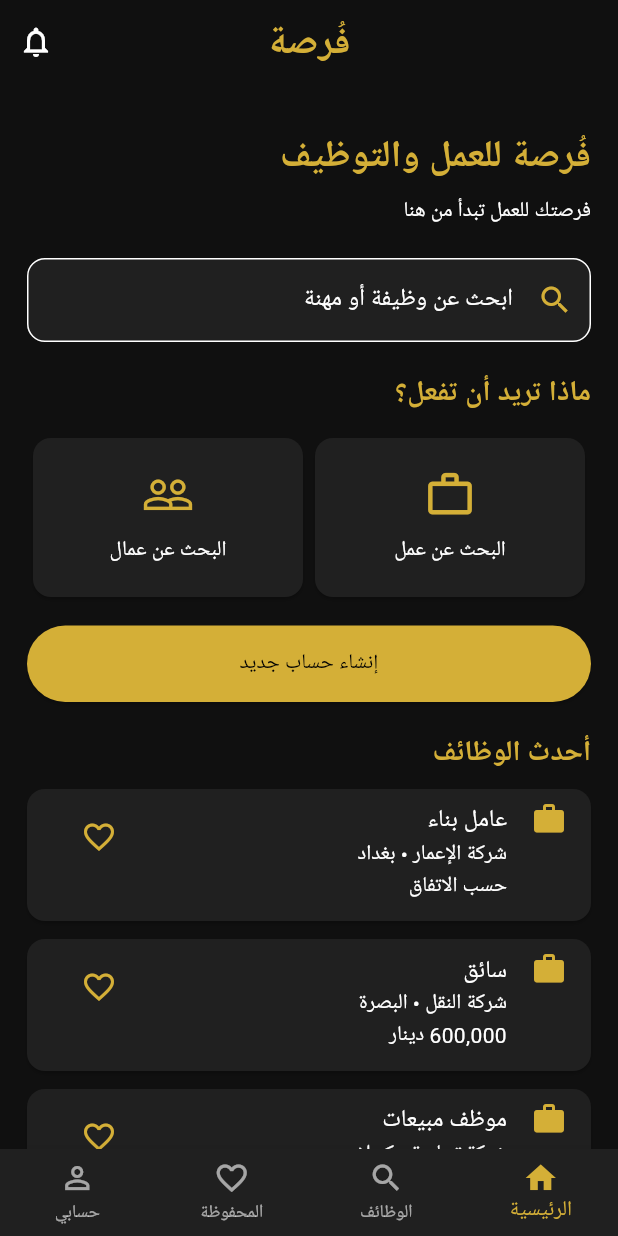
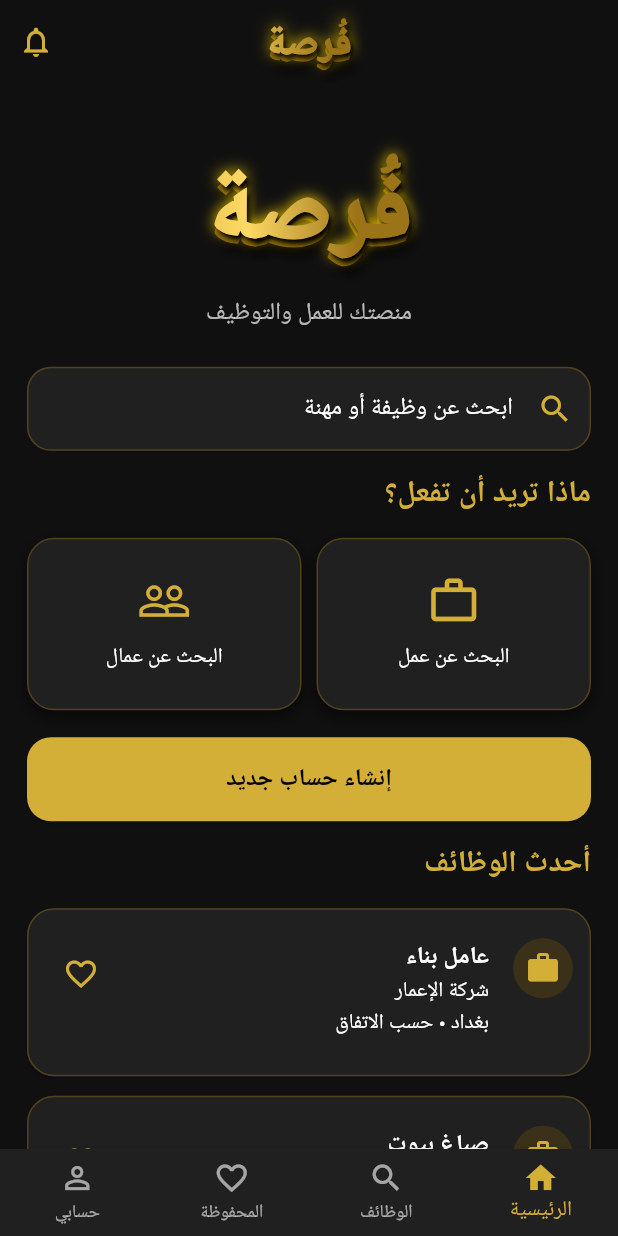
Before and after one commit to aldhhbyly787-cloud/fursa-app, a Flutter app: the screen it shows after launch, on a phone screen of 412 x 824 dp. Run offline on Flutter 3.47's test engine with Material 3 defaults, Android fonts, the phone set to English and light mode, and no system bars.

Commit message:
Update main.dart

```diff
--- a/lib/main.dart
+++ b/lib/main.dart
@@ -33,6 +33,60 @@ class FursaApp extends StatelessWidget {
   }
 }
 
+class FursaLogo extends StatelessWidget {
+  const FursaLogo({super.key, this.size = 48});
+
+  final double size;
+
+  @override
+  Widget build(BuildContext context) {
+    return SizedBox(
+      height: size * 1.7,
+      child: Stack(
+        alignment: Alignment.center,
+        children: [
+          Transform.translate(
+            offset: const Offset(0, 5),
+            child: Text(
+              'فُرصة',
+              style: TextStyle(
+                fontSize: size,
+                fontWeight: FontWeight.w900,
+                color: const Color(0xFF805B0B),
+                shadows: const [
+                  Shadow(color: Colors.black, blurRadius: 8,
+                      offset: Offset(3, 5)),
+                ],
+              ),
+            ),
+          ),
+          Text(
+            'فُرصة',
+            style: TextStyle(
+              fontSize: size,
+              fontWeight: FontWeight.w900,
+              foreground: Paint()
+                ..shader = const LinearGradient(
+                  colors: [
+                    Color(0xFFFFF1A8),
+                    Color(0xFFD4AF37),
+                    Color(0xFFFFD966),
+                    Color(0xFF9C7418),
+                  ],
+                ).createShader(const Rect.fromLTWH(0, 0, 220, 80)),
+              shadows: const [
+                Shadow(color: Color(0xFFFFD700), blurRadius: 12),
+                Shadow(color: Colors.black, blurRadius: 4,
+                    offset: Offset(2, 3)),
+              ],
+            ),
+          ),
+        ],
+      ),
+    );
+  }
+}
+
 class Job {
   final String title;
   final String company;
@@ -57,18 +111,15 @@ class HomePage extends StatefulWidget {
 }
 
 class _HomePageState extends State<HomePage> {
-  int currentTab = 0;
+  int tab = 0;
   String accountType = '';
-  String searchText = '';
+  String search = '';
 
+  final name = TextEditingController();
+  final phone = TextEditingController();
+  final city = TextEditingController();
+  final profession = TextEditingController();
   final searchController = TextEditingController();
-  final nameController = TextEditingController();
-  final phoneController = TextEditingController();
-  final ageController = TextEditingController();
-  final cityController = TextEditingController();
-  final professionController = TextEditingController();
-  final experienceController = TextEditingController();
-  final companyController = TextEditingController();
 
   final List<Job> jobs = [
     const Job(
@@ -76,7 +127,14 @@ class _HomePageState extends State<HomePage> {
       company: 'شركة الإعمار',
       city: 'بغداد',
       salary: 'حسب الاتفاق',
-      details: 'مطلوب عامل بناء لديه خبرة في أعمال البناء.',
+      details: 'مطلوب عامل بناء للعمل ضمن فريق محترف.',
+    ),
+    const Job(
+      title: 'صباغ بيوت',
+      company: 'شركة الديكور',
+      city: 'بغداد',
+      salary: 'حسب الخبرة',
+      details: 'مطلوب صباغ لديه خبرة في صبغ المنازل.',
     ),
     const Job(
       title: 'سائق',
@@ -98,14 +156,11 @@ class _HomePageState extends State<HomePage> {
 
   @override
   void dispose() {
+    name.dispose();
+    phone.dispose();
+    city.dispose();
+    profession.dispose();
     searchController.dispose();
-    nameController.dispose();
-    phoneController.dispose();
-    ageController.dispose();
-    cityController.dispose();
-    professionController.dispose();
-    experienceController.dispose();
-    companyController.dispose();
     super.dispose();
   }
 
@@ -115,26 +170,18 @@ class _HomePageState extends State<HomePage> {
     );
   }
 
-  InputDecoration decoration(String label, IconData icon) {
+  InputDecoration fieldDecoration(String label, IconData icon) {
     return InputDecoration(
       labelText: label,
       prefixIcon: Icon(icon, color: FursaApp.gold),
       filled: true,
       fillColor: const Color(0xFF202020),
       border: OutlineInputBorder(
-        borderRadius: BorderRadius.circular(12),
+        borderRadius: BorderRadius.circular(16),
       ),
-    );
-  }
-
-  Widget field(String label, TextEditingController controller,
-      IconData icon, {TextInputType keyboard = TextInputType.text}) {
-    return Padding(
-      padding: const EdgeInsets.only(bottom: 14),
-      child: TextField(
-        controller: controller,
-        keyboardType: keyboard,
-        decoration: decoration(label, icon),
+      enabledBorder: OutlineInputBorder(
+        borderRadius: BorderRadius.circular(16),
+        borderSide: const BorderSide(color: Color(0xFF51421C)),
       ),
     );
   }
@@ -147,20 +194,43 @@ class _HomePageState extends State<HomePage> {
         style: ElevatedButton.styleFrom(
           backgroundColor: FursaApp.gold,
           foregroundColor: Colors.black,
-          padding: const EdgeInsets.all(15),
+          padding: const EdgeInsets.symmetric(vertical: 16),
+          shape: RoundedRectangleBorder(
+            borderRadius: BorderRadius.circular(16),
+          ),
         ),
-        child: Text(title),
+        child: Text(
+          title,
+          style: const TextStyle(
+            fontWeight: FontWeight.bold,
+            fontSize: 16,
+          ),
+        ),
+      ),
+    );
+  }
+
+  Widget sectionTitle(String title) {
+    return Padding(
+      padding: const EdgeInsets.symmetric(vertical: 14),
+      child: Text(
+        title,
+        style: const TextStyle(
+          color: FursaApp.gold,
+          fontSize: 20,
+          fontWeight: FontWeight.bold,
+        ),
       ),
     );
   }
 
   List<int> get filteredJobs {
-    return List.generate(jobs.length, (index) => index).where((index) {
-      final job = jobs[index];
-      final query = searchText.toLowerCase();
-      return job.title.toLowerCase().contains(query) ||
-          job.company.toLowerCase().contains(query) ||
-          job.city.toLowerCase().contains(query);
+    return List.generate(jobs.length, (i) => i).where((i) {
+      final j = jobs[i];
+      final q = search.toLowerCase();
+      return j.title.toLowerCase().contains(q) ||
+          j.company.toLowerCase().contains(q) ||
+          j.city.toLowerCase().contains(q);
     }).toList();
   }
 
@@ -168,25 +238,21 @@ class _HomePageState extends State<HomePage> {
     showModalBottomSheet(
       context: context,
       backgroundColor: const Color(0xFF202020),
-      builder: (context) => Padding(
-        padding: const EdgeInsets.all(20),
+      builder: (ctx) => Padding(
+        padding: const EdgeInsets.all(22),
         child: Column(
           mainAxisSize: MainAxisSize.min,
           children: [
-            const Text(
-              'اختر نوع الحساب',
-              style: TextStyle(color: FursaApp.gold, fontSize: 21),
-            ),
-            const SizedBox(height: 18),
+            sectionTitle('اختر نوع الحساب'),
             goldButton('حساب عامل', () {
-              setState(() => accountType = 'عامل');
-              Navigator.pop(context);
+              Navigator.pop(ctx);
+              accountType = 'عامل';
               showProfileForm();
             }),
-            const SizedBox(height: 10),
+            const SizedBox(height: 12),
             goldButton('حساب صاحب عمل', () {
-              setState(() => accountType = 'صاحب عمل');
-              Navigator.pop(context);
+              Navigator.pop(ctx);
+              accountType = 'صاحب عمل';
               showProfileForm();
             }),
           ],
@@ -200,43 +266,51 @@ class _HomePageState extends State<HomePage> {
       context: context,
       isScrollControlled: true,
       backgroundColor: const Color(0xFF171717),
-      builder: (context) => Padding(
+      builder: (ctx) => Padding(
         padding: EdgeInsets.fromLTRB(
-          20, 25, 20,
-          MediaQuery.of(context).viewInsets.bottom + 25,
+          20, 24, 20,
+          MediaQuery.of(ctx).viewInsets.bottom + 24,
         ),
         child: SingleChildScrollView(
           child: Column(
             children: [
-              Text(
-                'إنشاء حساب $accountType',
-                style: const TextStyle(
-                  color: FursaApp.gold,
-                  fontSize: 22,
-                  fontWeight: FontWeight.bold,
+              const FursaLogo(size: 38),
+              sectionTitle('إنشاء حساب $accountType'),
+              TextField(
+                controller: name,
+                decoration: fieldDecoration('الاسم الكامل', Icons.person),
+              ),
+              const SizedBox(height: 12),
+              TextField(
+                controller: phone,
+                keyboardType: TextInputType.phone,
+                decoration: fieldDecoration('رقم الهاتف', Icons.phone),
+              ),
+              const SizedBox(height: 12),
+              TextField(
+                controller: city,
+                decoration: fieldDecoration('المحافظة', Icons.location_on),
+              ),
+              if (accountType == 'عامل') ...[
+                const SizedBox(height: 12),
+                TextField(
+                  controller: profession,
+                  decoration: fieldDecoration(
+                    'المهنة أو الاختصاص',
+                    Icons.work,
+                  ),
                 ),
-              ),
+              ],
               const SizedBox(height: 20),
-              field('الاسم الكامل', nameController, Icons.person),
-              field('رقم الهاتف', phoneController, Icons.phone,
-                  keyboard: TextInputType.phone),
-              field('العمر', ageController, Icons.calendar_today,
-                  keyboard: TextInputType.number),
-              field('المحافظة', cityController, Icons.location_on),
-              if (accountType == 'عامل') ...[
-                field('المهنة أو الاختصاص', professionController, Icons.work),
-                field('سنوات الخبرة', experienceController, Icons.history),
-              ] else
-                field('اسم الشركة', companyController, Icons.business),
               goldButton('حفظ البيانات', () {
-                if (nameController.text.trim().isEmpty ||
-                    phoneController.text.trim().isEmpty) {
+                if (name.text.trim().isEmpty ||
+                    phone.text.trim().isEmpty) {
                   message('يرجى إدخال الاسم ورقم الهاتف');
                   return;
                 }
-                Navigator.pop(context);
-                setState(() => currentTab = 3);
-                message('تم إدخال البيانات في هذه النسخة التجريبية');
+                Navigator.pop(ctx);
+                setState(() => tab = 3);
+                message('تم حفظ البيانات في هذه النسخة التجريبية');
               }),
             ],
           ),
@@ -245,53 +319,39 @@ class _HomePageState extends State<HomePage> {
     );
   }
 
-  Widget actionCard(IconData icon, String title, VoidCallback action) {
-    return Expanded(
-      child: InkWell(
-        onTap: action,
-        child: Card(
-          color: const Color(0xFF202020),
-          child: Padding(
-            padding: const EdgeInsets.all(20),
-            child: Column(
-              children: [
-                Icon(icon, color: FursaApp.gold, size: 35),
-                const SizedBox(height: 10),
-                Text(title, textAlign: TextAlign.center),
-              ],
-            ),
-          ),
-        ),
-      ),
-    );
-  }
-
   Widget jobCard(int index) {
     final job = jobs[index];
+    final saved = favorites.contains(index);
+
     return Card(
       color: const Color(0xFF202020),
-      margin: const EdgeInsets.only(bottom: 12),
+      margin: const EdgeInsets.only(bottom: 13),
+      shape: RoundedRectangleBorder(
+        borderRadius: BorderRadius.circular(18),
+        side: const BorderSide(color: Color(0xFF51421C)),
+      ),
       child: ListTile(
-        leading: const Icon(Icons.work, color: FursaApp.gold),
-        title: Text(job.title),
+        contentPadding: const EdgeInsets.all(12),
+        leading: const CircleAvatar(
+          backgroundColor: Color(0xFF3B3018),
+          child: Icon(Icons.work, color: FursaApp.gold),
+        ),
+        title: Text(
+          job.title,
+          style: const TextStyle(fontWeight: FontWeight.bold),
+        ),
         subtitle: Text(
-          '${job.company} • ${job.city}\n${job.salary}',
+          '${job.company}\n${job.city} • ${job.salary}',
         ),
         isThreeLine: true,
         trailing: IconButton(
           icon: Icon(
-            favorites.contains(index)
-                ? Icons.favorite
-                : Icons.favorite_border,
+            saved ? Icons.favorite : Icons.favorite_border,
             color: FursaApp.gold,
           ),
           onPressed: () {
             setState(() {
-              if (favorites.contains(index)) {
-                favorites.remove(index);
-              } else {
-                favorites.add(index);
-              }
+              saved ? favorites.remove(index) : favorites.add(index);
             });
           },
         ),
@@ -302,12 +362,15 @@ class _HomePageState extends State<HomePage> {
 
   void showJobDetails(int index) {
     final job = jobs[index];
+
     showDialog(
       context: context,
-      builder: (context) => AlertDialog(
+      builder: (ctx) => AlertDialog(
         backgroundColor: const Color(0xFF202020),
-        title: Text(job.title,
-            style: const TextStyle(color: FursaApp.gold)),
+        title: Text(
+          job.title,
+          style: const TextStyle(color: FursaApp.gold),
+        ),
         content: Text(
           'الشركة: ${job.company}\n'
           'المحافظة: ${job.city}\n'
@@ -317,18 +380,17 @@ class _HomePageState extends State<HomePage> {
         actions: [
           TextButton(
             onPressed: () {
-              Navigator.pop(context);
-              if (accountType != 'عامل' ||
-                  nameController.text.trim().isEmpty) {
+              Navigator.pop(ctx);
+              if (accountType != 'عامل' || name.text.trim().isEmpty) {
                 message('يرجى إنشاء حساب عامل أولاً');
               } else {
-                message('التقديم التجريبي: لم يتم إرسال طلب حقيقي');
+                message('التقديم الحقيقي يحتاج ربط قاعدة البيانات');
               }
             },
             child: const Text('تقديم على الوظيفة'),
           ),
           TextButton(
-            onPressed: () => Navigator.pop(context),
+            onPressed: () => Navigator.pop(ctx),
             child: const Text('إغلاق'),
           ),
         ],
@@ -341,132 +403,123 @@ class _HomePageState extends State<HomePage> {
       padding: const EdgeInsets.all(18),
       children: [
         const SizedBox(height: 12),
-        const Text(
-          'فُرصة للعمل والتوظيف',
-          style: TextStyle(
-            color: FursaApp.gold,
-            fontSize: 25,
-            fontWeight: FontWeight.bold,
+        const Center(child: FursaLogo(size: 65)),
+        const Center(
+          child: Text(
+            'منصتك للعمل والتوظيف',
+            style: TextStyle(color: Colors.white70, fontSize: 16),
           ),
         ),
-        const SizedBox(height: 8),
-        const Text('فرصتك للعمل تبدأ من هنا'),
-        const SizedBox(height: 20),
+        const SizedBox(height: 24),
         TextField(
           controller: searchController,
-          onChanged: (value) => setState(() => searchText = value),
-          decoration: decoration('ابحث عن وظيفة أو مهنة', Icons.search),
-        ),
-        const SizedBox(height: 20),
-        const Text(
-          'ماذا تريد أن تفعل؟',
-          style: TextStyle(
-            color: FursaApp.gold,
-            fontSize: 19,
-            fontWeight: FontWeight.bold,
+          onChanged: (v) => setState(() => search = v),
+          decoration: fieldDecoration(
+            'ابحث عن وظيفة أو مهنة',
+            Icons.search,
           ),
         ),
-        const SizedBox(height: 12),
+        sectionTitle('ماذا تريد أن تفعل؟'),
         Row(
           children: [
-            actionCard(Icons.work_outline, 'البحث عن عمل',
-                () => setState(() => currentTab = 1)),
-            actionCard(Icons.people_outline, 'البحث عن عمال',
-                () => message('البحث عن العمال قيد التطوير')),
+            Expanded(
+              child: actionCard(
+                Icons.work_outline,
+                'البحث عن عمل',
+                () => setState(() => tab = 1),
+              ),
+            ),
+            const SizedBox(width: 10),
+            Expanded(
+              child: actionCard(
+                Icons.people_outline,
+                'البحث عن عمال',
+                () => message('قسم البحث عن العمال قيد التطوير'),
+              ),
+            ),
           ],
         ),
-        const SizedBox(height: 15),
+        const SizedBox(height: 18),
         goldButton('إنشاء حساب جديد', chooseAccount),
-        const SizedBox(height: 20),
-        const Text(
-          'أحدث الوظائف',
-          style: TextStyle(
-            color: FursaApp.gold,
-            fontSize: 19,
-            fontWeight: FontWeight.bold,
-          ),
-        ),
-        const SizedBox(height: 10),
-        ...filteredJobs.map((index) => jobCard(index)),
+        sectionTitle('أحدث الوظائف'),
+        ...filteredJobs.map((i) => jobCard(i)),
       ],
     );
   }
 
-  Widget buildJobsPage() {
+  Widget actionCard(IconData icon, String title, VoidCallback action) {
+    return InkWell(
+      onTap: action,
+      borderRadius: BorderRadius.circular(18),
+      child: Container(
+        padding: const EdgeInsets.symmetric(vertical: 23, horizontal: 8),
+        decoration: BoxDecoration(
+          color: const Color(0xFF202020),
+          borderRadius: BorderRadius.circular(18),
+          border: Border.all(color: const Color(0xFF51421C)),
+          boxShadow: const [
+            BoxShadow(
+              color: Colors.black54,
+              blurRadius: 8,
+              offset: Offset(0, 4),
+            ),
+          ],
+        ),
+        child: Column(
+          children: [
+            Icon(icon, color: FursaApp.gold, size: 36),
+            const SizedBox(height: 10),
+            Text(title, textAlign: TextAlign.center),
+          ],
+        ),
+      ),
+    );
+  }
+
+  Widget buildJobs() {
     return ListView(
       padding: const EdgeInsets.all(18),
       children: [
-        const Text(
-          'الوظائف المتاحة',
-          style: TextStyle(
-            color: FursaApp.gold,
-            fontSize: 22,
-            fontWeight: FontWeight.bold,
-          ),
-        ),
-        const SizedBox(height: 15),
+        sectionTitle('الوظائف المتاحة'),
         TextField(
           controller: searchController,
-          onChanged: (value) => setState(() => searchText = value),
-          decoration: decoration('ابحث عن وظيفة', Icons.search),
+          onChanged: (v) => setState(() => search = v),
+          decoration: fieldDecoration('ابحث عن وظيفة', Icons.search),
         ),
-        const SizedBox(height: 15),
-        ...filteredJobs.map((index) => jobCard(index)),
+        const SizedBox(height: 16),
+        ...filteredJobs.map((i) => jobCard(i)),
         if (filteredJobs.isEmpty)
           const Center(child: Text('لا توجد وظائف مطابقة')),
       ],
     );
   }
 
-  Widget buildFavoritesPage() {
+  Widget buildFavorites() {
     return ListView(
       padding: const EdgeInsets.all(18),
       children: [
-        const Text(
-          'الوظائف المحفوظة',
-          style: TextStyle(
-            color: FursaApp.gold,
-            fontSize: 22,
-            fontWeight: FontWeight.bold,
-          ),
-        ),
-        const SizedBox(height: 15),
-        ...favorites.map((index) => jobCard(index)),
+        sectionTitle('الوظائف المحفوظة'),
+        ...favorites.map((i) => jobCard(i)),
         if (favorites.isEmpty)
           const Center(child: Text('لم تحفظ أي وظيفة بعد')),
       ],
     );
   }
 
-  Widget buildAccountPage() {
+  Widget buildAccount() {
     return ListView(
       padding: const EdgeInsets.all(20),
       children: [
-        const Icon(Icons.account_circle,
-            size: 85, color: FursaApp.gold),
-        const SizedBox(height: 15),
-        const Center(
-          child: Text(
-            'حسابي',
-            style: TextStyle(
-              color: FursaApp.gold,
-              fontSize: 24,
-              fontWeight: FontWeight.bold,
-            ),
-          ),
-        ),
-        const SizedBox(height: 25),
+        const SizedBox(height: 20),
+        const Center(child: FursaLogo(size: 55)),
+        sectionTitle('حسابي'),
         ListTile(
           leading: const Icon(Icons.person, color: FursaApp.gold),
-          title: Text(nameController.text.isEmpty
-              ? 'الاسم: لم يتم التسجيل'
-              : nameController.text),
+          title: Text(name.text.isEmpty ? 'لم يتم التسجيل' : name.text),
         ),
         ListTile(
           leading: const Icon(Icons.phone, color: FursaApp.gold),
-          title: Text(phoneController.text.isEmpty
-              ? 'رقم الهاتف: غير مسجل'
-              : phoneController.text),
+          title: Text(phone.text.isEmpty ? 'رقم الهاتف غير مسجل' : phone.text),
         ),
         ListTile(
           leading: const Icon(Icons.work, color: FursaApp.gold),
@@ -474,23 +527,23 @@ class _HomePageState extends State<HomePage> {
         ),
         ListTile(
           leading: const Icon(Icons.location_on, color: FursaApp.gold),
-          title: Text('المحافظة: ${cityController.text}'),
+          title: Text('المحافظة: ${city.text}'),
         ),
-        const Divider(),
+        const Divider(color: FursaApp.gold),
+        ListTile(
+          leading: const Icon(Icons.verified_user, color: FursaApp.gold),
+          title: const Text('توثيق الهوية'),
+          onTap: () => message('التوثيق يحتاج ربط قاعدة البيانات'),
+        ),
         ListTile(
           leading: const Icon(Icons.star, color: FursaApp.gold),
           title: const Text('التقييمات'),
-          onTap: () => message('نظام التقييمات قيد التطوير'),
-        ),
-        ListTile(
-          leading: const Icon(Icons.verified_user, color: FursaApp.gold),
-          title: const Text('توثيق الهوية'),
-          onTap: () => message('توثيق الهوية قيد التطوير'),
+          onTap: () => message('التقييمات قيد التطوير'),
         ),
         ListTile(
           leading: const Icon(Icons.info_outline, color: FursaApp.gold),
           title: const Text('عن منصة فُرصة'),
-          onTap: () => message('منصة عراقية للتوظيف'),
+          onTap: () => message('فُرصة منصة عراقية للعمل والتوظيف'),
         ),
       ],
     );
@@ -498,37 +551,35 @@ class _HomePageState extends State<HomePage> {
 
   @override
   Widget build(BuildContext context) {
+    final pages = [
+      buildHome(),
+      buildJobs(),
+      buildFavorites(),
+      buildAccount(),
+    ];
+
     return Scaffold(
       appBar: AppBar(
         backgroundColor: FursaApp.black,
         centerTitle: true,
-        title: const Text(
-          'فُرصة',
-          style: TextStyle(
-            color: FursaApp.gold,
-            fontSize: 26,
-            fontWeight: FontWeight.bold,
-          ),
-        ),
+        title: const FursaLogo(size: 27),
         actions: [
           IconButton(
             onPressed: () => message('لا توجد إشعارات حالياً'),
-            icon: const Icon(Icons.notifications_none),
+            icon: const Icon(
+              Icons.notifications_none,
+              color: FursaApp.gold,
+            ),
           ),
         ],
       ),
       body: IndexedStack(
-        index: currentTab,
-        children: [
-          buildHome(),
-          buildJobsPage(),
-          buildFavoritesPage(),
-          buildAccountPage(),
-        ],
+        index: tab,
+        children: pages,
       ),
       bottomNavigationBar: BottomNavigationBar(
-        currentIndex: currentTab,
-        onTap: (index) => setState(() => currentTab = index),
+        currentIndex: tab,
+        onTap: (i) => setState(() => tab = i),
         backgroundColor: const Color(0xFF202020),
         selectedItemColor: FursaApp.gold,
         unselectedItemColor: Colors.white60,
```
